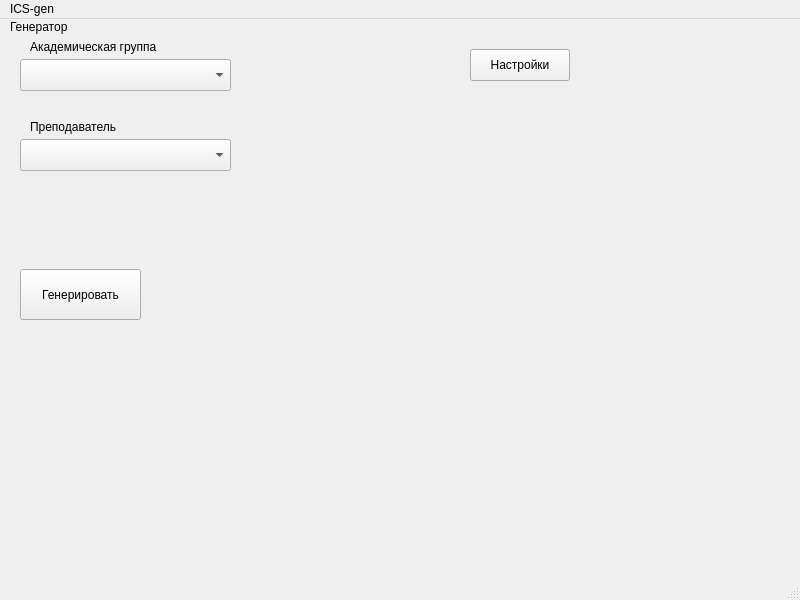
The window that mainwindow.ui (hundredpercentdynamite/generator) describes before a commit, drawn with Qt 5.
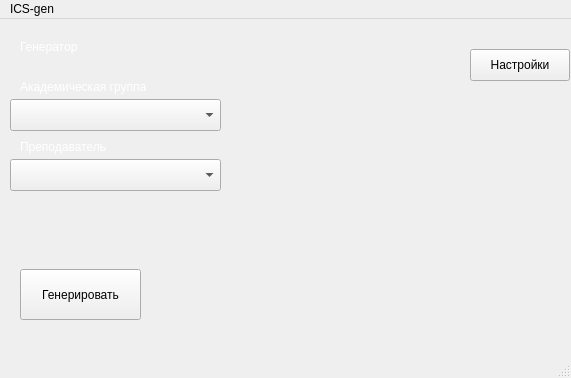
The same window after the commit. The open tabs and pages were chosen to show the change.

Patch:
```diff
--- a/mainwindow.ui
+++ b/mainwindow.ui
@@ -6,13 +6,16 @@
    <rect>
     <x>0</x>
     <y>0</y>
-    <width>800</width>
-    <height>600</height>
+    <width>571</width>
+    <height>378</height>
    </rect>
   </property>
   <property name="windowTitle">
    <string>MainWindow</string>
   </property>
+  <property name="autoFillBackground">
+   <bool>false</bool>
+  </property>
   <widget class="QWidget" name="centralwidget">
    <widget class="QStackedWidget" name="stackedWidget">
     <property name="geometry">
@@ -43,8 +46,8 @@
      <widget class="QComboBox" name="group">
       <property name="geometry">
        <rect>
-        <x>20</x>
-        <y>40</y>
+        <x>10</x>
+        <y>80</y>
         <width>211</width>
         <height>32</height>
        </rect>
@@ -53,12 +56,15 @@
      <widget class="QLabel" name="label_3">
       <property name="geometry">
        <rect>
-        <x>30</x>
-        <y>100</y>
+        <x>20</x>
+        <y>120</y>
         <width>131</width>
         <height>16</height>
        </rect>
       </property>
+      <property name="styleSheet">
+       <string notr="true">color: white;</string>
+      </property>
       <property name="text">
        <string notr="true">Преподаватель</string>
       </property>
@@ -79,22 +85,28 @@
      <widget class="QComboBox" name="comboBox_2">
       <property name="geometry">
        <rect>
-        <x>20</x>
-        <y>120</y>
+        <x>10</x>
+        <y>140</y>
         <width>211</width>
         <height>32</height>
        </rect>
       </property>
+      <property name="styleSheet">
+       <string notr="true"/>
+      </property>
      </widget>
      <widget class="QLabel" name="label_2">
       <property name="geometry">
        <rect>
-        <x>30</x>
-        <y>20</y>
+        <x>20</x>
+        <y>60</y>
         <width>161</width>
         <height>16</height>
        </rect>
       </property>
+      <property name="styleSheet">
+       <string notr="true">color: white;</string>
+      </property>
       <property name="text">
        <string notr="true">Академическая группа</string>
       </property>
@@ -102,16 +114,40 @@
      <widget class="QLabel" name="label">
       <property name="geometry">
        <rect>
-        <x>10</x>
-        <y>0</y>
+        <x>20</x>
+        <y>20</y>
         <width>101</width>
         <height>16</height>
        </rect>
       </property>
+      <property name="styleSheet">
+       <string notr="true">color: white;</string>
+      </property>
       <property name="text">
        <string notr="true">Генератор</string>
       </property>
      </widget>
+     <widget class="QLabel" name="mainBg">
+      <property name="geometry">
+       <rect>
+        <x>0</x>
+        <y>0</y>
+        <width>581</width>
+        <height>381</height>
+       </rect>
+      </property>
+      <property name="text">
+       <string/>
+      </property>
+     </widget>
+     <zorder>mainBg</zorder>
+     <zorder>goToSettings</zorder>
+     <zorder>group</zorder>
+     <zorder>label_3</zorder>
+     <zorder>pushButton</zorder>
+     <zorder>comboBox_2</zorder>
+     <zorder>label_2</zorder>
+     <zorder>label</zorder>
     </widget>
     <widget class="QWidget" name="settings">
      <widget class="QPushButton" name="goBackButton">
@@ -281,7 +317,7 @@
     <rect>
      <x>0</x>
      <y>0</y>
-     <width>800</width>
+     <width>571</width>
      <height>24</height>
     </rect>
    </property>
```
Left out of the diff: 44 changed lines with no effect on the pictures.
